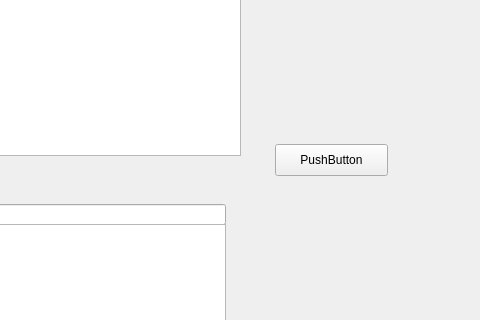
First picture: the form in EmbeddedSystem/mainwindow.ui, repository gzxultra/EmbeddedNavigationSystem, before the edit; both pictures show x 115 to 595 and y 93 to 413 of the 595 by 605 pixel window.
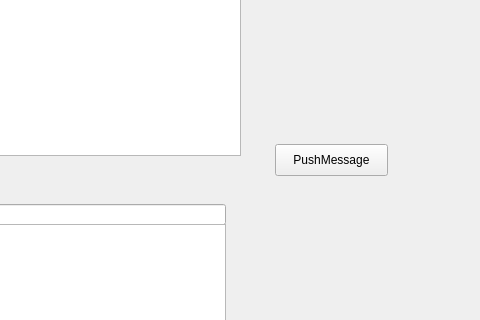
Second picture: the form after the edit.

The edit to the form file:
```diff
--- a/EmbeddedSystem/mainwindow.ui
+++ b/EmbeddedSystem/mainwindow.ui
@@ -44,7 +44,7 @@
      </rect>
     </property>
     <property name="text">
-     <string>PushButton</string>
+     <string>PushMessage</string>
     </property>
    </widget>
    <widget class="QTextBrowser" name="textBrowser">
```
Left out of the diff: 4 changed lines with no effect on the pictures.
